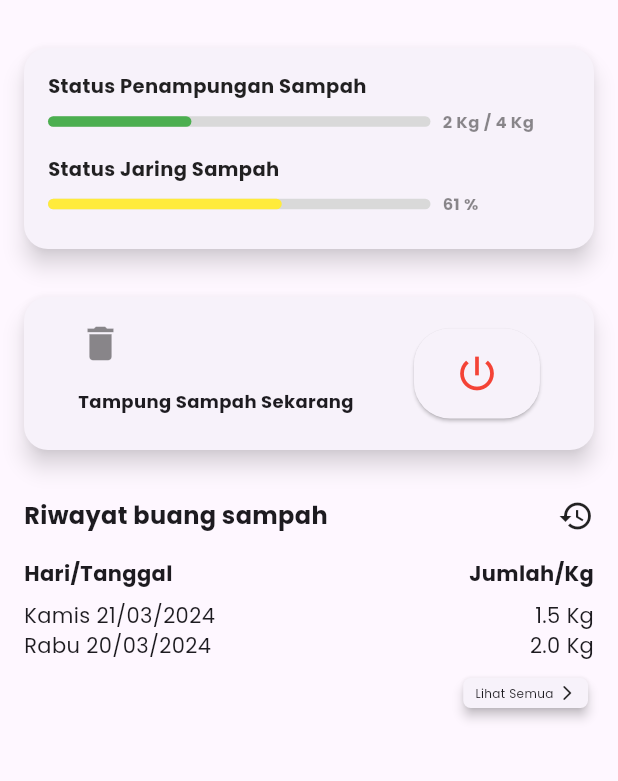
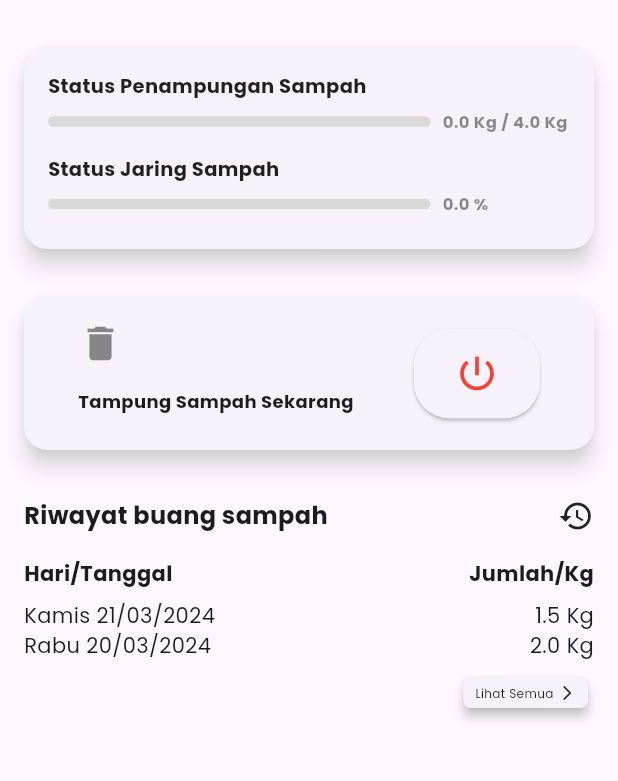
Before and after one commit to AzmiLamkaruna054/Ecoflow, a Flutter app: the screen it shows after launch, after a tap on "Get Started", on a phone screen of 412 x 824 dp, the part 243-1024 px from its top. Run offline on Flutter 3.47's test engine with Material 3 defaults, Android fonts, the light colour scheme and no system bars; our stand-ins replace firebase_core, firebase_database, sn_progress_dialog; missing offline and left inert: d_info, dart:ffi; accounts and stored records are empty.

Commit message:
firebase x bar-sampah

```diff
--- a/lib/main.dart
+++ b/lib/main.dart
@@ -1,9 +1,13 @@
 import 'package:ecoflow/launching.dart';
+import 'package:firebase_core/firebase_core.dart';
 import 'package:flutter/material.dart';
 
-void main() {
+void main() async {
+  WidgetsFlutterBinding.ensureInitialized();
+  await Firebase.initializeApp();
   runApp(MyApp());
 }
+
 
 class MyApp extends StatelessWidget {
   @override
--- a/lib/main_screen.dart
+++ b/lib/main_screen.dart
@@ -1,3 +1,6 @@
+import 'dart:ffi';
+
+import 'package:firebase_database/firebase_database.dart';
 import 'package:flutter/material.dart';
 import 'notifikasi.dart';
 import 'dart:async';
@@ -6,8 +9,38 @@ import 'package:intl/intl.dart';
 import 'package:intl/date_symbol_data_local.dart';
 import 'package:d_info/d_info.dart';
 import 'package:sn_progress_dialog/sn_progress_dialog.dart';
+import 'package:firebase_core/firebase_core.dart';
 
-class MainScreen extends StatelessWidget {
+class MainScreen extends StatefulWidget {
+  @override
+  _MainScreenState createState() => _MainScreenState();
+}
+
+class _MainScreenState extends State<MainScreen> {
+  bool _isFirebaseInitialized = false;
+
+  @override
+  void initState() {
+    super.initState();
+    // Panggil fungsi untuk memeriksa koneksi Firebase saat widget diinisialisasi
+    _checkFirebaseConnection();
+  }
+
+  Future<void> _checkFirebaseConnection() async {
+    try {
+      // Inisialisasi Firebase
+      await Firebase.initializeApp();
+      // Jika berhasil terhubung, set _isFirebaseInitialized menjadi true
+      setState(() {
+        _isFirebaseInitialized = true;
+      });
+      print('Firebase connected successfully');
+    } catch (e) {
+      // Jika gagal terhubung, cetak pesan kesalahan
+      print('Error connecting to Firebase: $e');
+    }
+  }
+
   void _goToNotificationsPage(BuildContext context) {
     Navigator.push(
       context,
@@ -54,6 +87,20 @@ class MainScreen extends StatelessWidget {
       body: Center(
         child: Column(
           children: [
+            _isFirebaseInitialized
+                ? Container()
+                : AlertDialog(
+                    title: Text('Error'),
+                    content: Text('Error connecting to Firebase'),
+                    actions: [
+                      TextButton(
+                        onPressed: () {
+                          Navigator.pop(context);
+                        },
+                        child: Text('OK'),
+                      ),
+                    ],
+                  ),
             SizedBox(height: 20.0),
             HeaderContent(),
             BarStatusSampah(),
@@ -142,7 +189,8 @@ class _HeaderContentState extends State<HeaderContent> {
               SizedBox(width: 30),
               Hero(
                 tag: 'logo',
-                child: Image.asset('images/ecoflow_logo.png', width: 70, height: 70),
+                child: Image.asset('images/ecoflow_logo.png',
+                    width: 70, height: 70),
               ),
             ],
           ),
@@ -152,20 +200,75 @@ class _HeaderContentState extends State<HeaderContent> {
   }
 }
 
-class BarStatusSampah extends StatelessWidget {
+class BarStatusSampah extends StatefulWidget {
+  @override
+  _BarStatusSampahState createState() => _BarStatusSampahState();
+}
+
+class _BarStatusSampahState extends State<BarStatusSampah> {
+  final databaseReference = FirebaseDatabase.instance.ref('status_sampah');
+  double statusPenampungan = 0.0;
+  double statusJaring = 0.0;
+
+  @override
+  void initState() {
+    super.initState();
+    initFirebaseData();
+  }
+
+  void initFirebaseData() {
+    final firebaseApp = Firebase.app();
+    final rtdb = FirebaseDatabase.instanceFor(
+        app: firebaseApp,
+        databaseURL:
+            'https://ecoflow-11-7-default-rtdb.asia-southeast1.firebasedatabase.app/');
+    databaseReference.keepSynced(true);
+    DatabaseReference ref =
+        rtdb.ref().child('status_sampah').child('status_jaring');
+    Stream<DatabaseEvent> stream = ref.onValue;
+    stream.listen((DatabaseEvent event) {
+      var snapshot = event.snapshot;
+      if (snapshot.value != null) {
+        setState(() {
+          statusJaring = double.parse(snapshot.value.toString());
+          // print('status penampungan: $statusPenampungan');
+        });
+      }
+    });
+
+    // -----------------
+
+    DatabaseReference ref2 =
+        rtdb.ref().child('status_sampah').child('status_penampungan');
+    Stream<DatabaseEvent> stream2 = ref2.onValue;
+    stream2.listen((DatabaseEvent event) {
+      var snapshot = event.snapshot;
+
+      print('Jenis Event: ${event.type}');
+      print('Snapshot: ${event.snapshot}');
+      if (snapshot.value != null) {
+        setState(() {
+          statusPenampungan = double.parse(snapshot.value.toString());
+          // print('status penampungan: $statusPenampungan');
+        });
+      }
+    });
+  }
+
   @override
   Widget build(BuildContext context) {
+    // Menyesuaikan tampilan berdasarkan nilai statusSampah
     double maxLoad = 4.0;
-    double load = 1.5;
-    double value = (load / maxLoad) * 100;
+    double value = (statusPenampungan / maxLoad) * 100;
 
     double maxCapacity = 1.8;
-    double Capacity = 1.1;
-    double valueCapacity = (Capacity / maxCapacity) * 100;
+    double valueCapacity = (statusJaring / maxCapacity) * 100;
 
     return Card(
-      shape: RoundedRectangleBorder(borderRadius: BorderRadius.circular(16.0)),
-      margin: EdgeInsets.all(16.0),
+      shape: RoundedRectangleBorder(
+        borderRadius: BorderRadius.circular(16.0),
+      ),
+      margin: const EdgeInsets.all(16.0),
       elevation: 6,
       shadowColor: Colors.black.withOpacity(0.7),
       child: Container(
@@ -182,24 +285,63 @@ class BarStatusSampah extends StatelessWidget {
               ),
             ),
             const SizedBox(height: 6.0),
+            StreamBuilder(
+              stream: databaseReference.child('status_sampah').onValue,
+              builder: (BuildContext context, AsyncSnapshot snapshot) {
+                if (snapshot.hasData && snapshot.data!.snapshot.value != null) {
+                  var statusPenampungan = snapshot.data!.snapshot.value;
+                  return Column(
+                    children: [
+                      Expanded(
+                        flex: 3,
+                        child: LinearProgressIndicator(
+                          value: value / 100,
+                          backgroundColor: const Color(0xFFD9D9D9),
+                          minHeight: 7.0,
+                          borderRadius: BorderRadius.circular(4.0),
+                          valueColor: AlwaysStoppedAnimation<Color>(
+                            getValueColor(value),
+                          ),
+                        ),
+                      ),
+                      const SizedBox(width: 8.0),
+                      Expanded(
+                        flex: 1,
+                        child: Text(
+                          '${statusPenampungan.toStringAsFixed(1)} Kg / ${maxLoad.toStringAsFixed(1)} Kg',
+                          style: const TextStyle(
+                            fontSize: 11.0,
+                            fontWeight: FontWeight.bold,
+                            color: Colors.black45,
+                          ),
+                        ),
+                      ),
+                    ],
+                  );
+                } else {
+                  return SizedBox(); // Jika tidak ada data, kembalikan widget kosong
+                }
+              },
+            ),
             Row(
               children: [
                 Expanded(
                   flex: 3,
                   child: LinearProgressIndicator(
                     value: value / 100,
-                    backgroundColor: Color(0xFFD9D9D9),
+                    backgroundColor: const Color(0xFFD9D9D9),
                     minHeight: 7.0,
                     borderRadius: BorderRadius.circular(4.0),
-                    valueColor:
-                        AlwaysStoppedAnimation<Color>(getValueColor(value)),
+                    valueColor: AlwaysStoppedAnimation<Color>(
+                      getValueColor(value),
                     ),
                   ),
-                SizedBox(width: 8.0),
+                ),
+                const SizedBox(width: 8.0),
                 Expanded(
                   flex: 1,
                   child: Text(
-                    '${load.toStringAsFixed(0)} Kg / ${maxLoad.toStringAsFixed(0)} Kg',
+                    '${statusPenampungan.toStringAsFixed(1)} Kg / ${maxLoad.toStringAsFixed(1)} Kg',
                     style: const TextStyle(
                       fontSize: 11.0,
                       fontWeight: FontWeight.bold,
@@ -209,7 +351,7 @@ class BarStatusSampah extends StatelessWidget {
                 ),
               ],
             ),
-            SizedBox(height: 14.0),
+            const SizedBox(height: 14.0),
             const Text(
               'Status Jaring Sampah',
               style: TextStyle(
@@ -218,7 +360,7 @@ class BarStatusSampah extends StatelessWidget {
                 color: Colors.black87,
               ),
             ),
-            SizedBox(height: 6.0),
+            const SizedBox(height: 6.0),
             Row(
               children: [
                 Expanded(
@@ -226,17 +368,18 @@ class BarStatusSampah extends StatelessWidget {
                   child: LinearProgressIndicator(
                     value: valueCapacity / 100,
                     minHeight: 7.0,
-                    backgroundColor: Color(0xFFD9D9D9),
+                    backgroundColor: const Color(0xFFD9D9D9),
                     borderRadius: BorderRadius.circular(4.0),
                     valueColor: AlwaysStoppedAnimation<Color>(
-                        getValueColor(valueCapacity, isCapacity: true)),
+                      getValueColor(valueCapacity, isCapacity: true),
                     ),
                   ),
-                SizedBox(width: 8.0),
+                ),
+                const SizedBox(width: 8.0),
                 Expanded(
                   flex: 1,
                   child: Text(
-                    '${valueCapacity.toStringAsFixed(0)} %',
+                    '${valueCapacity.toStringAsFixed(1)} %',
                     style: const TextStyle(
                       fontSize: 11.0,
                       fontWeight: FontWeight.bold,
@@ -246,7 +389,7 @@ class BarStatusSampah extends StatelessWidget {
                 ),
               ],
             ),
-            SizedBox(height: 6.0),
+            const SizedBox(height: 6.0),
           ],
         ),
       ),
@@ -271,8 +414,7 @@ class TampungSampahSekarang extends StatelessWidget {
         msgColor: Colors.black,
         valueColor: Colors.black45,
         barrierColor: Colors.black.withOpacity(0.7),
-      valueFontWeight: FontWeight.w600
-    );
+        valueFontWeight: FontWeight.w600);
 
     /// Added to test late loading starts
     await Future.delayed(Duration(milliseconds: 3000));
--- a/pubspec.yaml
+++ b/pubspec.yaml
@@ -39,6 +39,8 @@ dependencies:
   intl: 0.18.1
   d_info: ^0.2.2
   sn_progress_dialog: ^1.1.4
+  firebase_core: ^2.27.0
+  firebase_database: ^10.4.9
 
 dev_dependencies:
   flutter_test:
@@ -55,7 +57,7 @@ dev_dependencies:
   # activated in the `analysis_options.yaml` file located at the root of your
   # package. See that file for information about deactivating specific lint
   # rules and activating additional ones.
-  flutter_lints: ^2.0.0
+  flutter_lints: ^3.0.2
 
 # For information on the generic Dart part of this file, see the
 # following page: https://dart.dev/tools/pub/pubspec
```
Also changed, not shown: pubspec.lock, 7 other files. Lines whose indentation alone changed are shown as unchanged.
